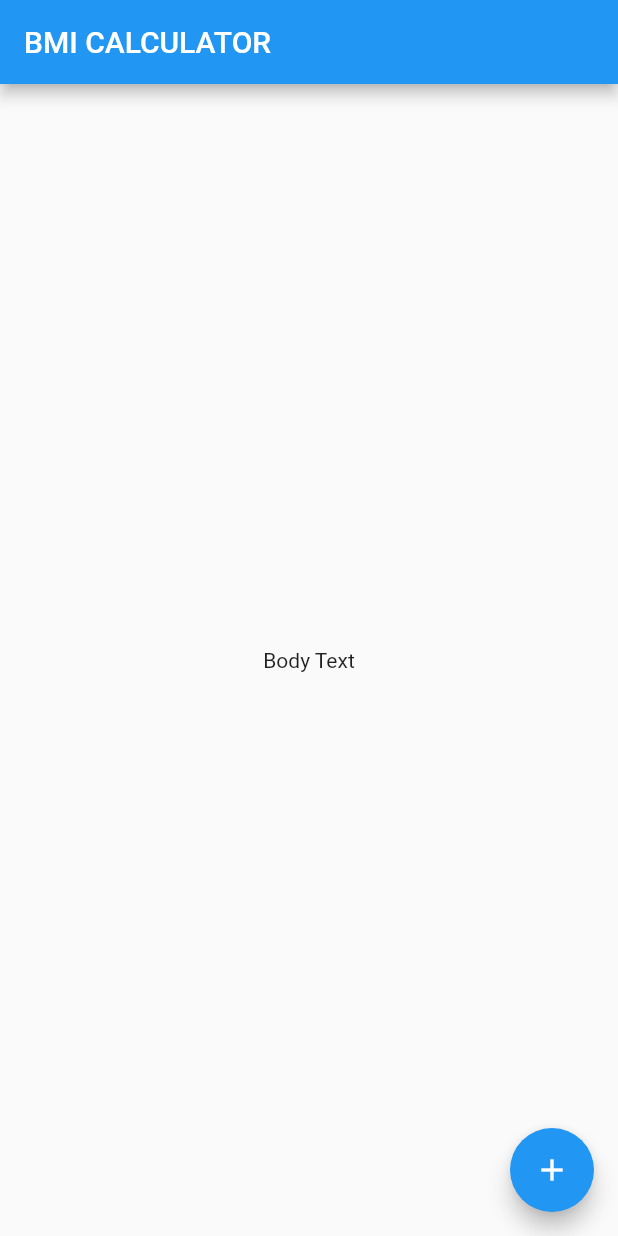
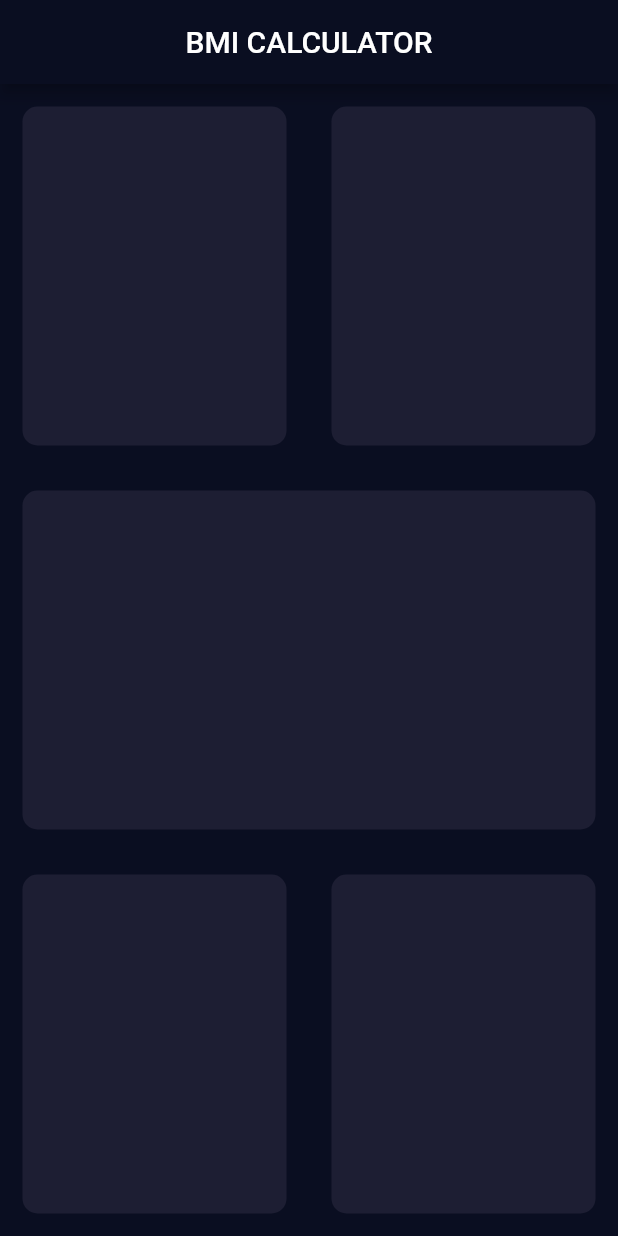
Before and after one commit to adesiyan-ifedayo/Flutter-Starter-Project, a Flutter app: the screen it shows after launch, on a phone screen of 412 x 824 dp. Run offline on Flutter 3.47's test engine with Material 2 defaults, Android fonts, the phone set to English and light mode, and no system bars; our stand-ins replace audioplayers, rflutter_alert.

Commit message:
g_bmi_calculator_05 - Refactor reusablecard widget

```diff
--- /dev/null
+++ b/g_bmi_calculator_05/lib/input_page.dart
@@ -0,0 +1,59 @@
+import 'package:flutter/material.dart';
+
+class InputPage extends StatefulWidget {
+  @override
+  _InputPageState createState() => _InputPageState();
+}
+
+class _InputPageState extends State<InputPage> {
+  @override
+  Widget build(BuildContext context) {
+    return Scaffold(
+      appBar: AppBar(
+        title: Center(child: Text('BMI CALCULATOR')),
+      ),
+      body: Column(
+        children: <Widget>[
+          Expanded(
+            child: Row(
+              children: <Widget>[
+                Expanded(child: ReusableCard(colour: Color(0XFF1D1E33)),
+                ),
+                Expanded(child: ReusableCard(colour: Color(0XFF1D1E33),),
+                )
+              ],
+            )
+          ),
+          Expanded(child: ReusableCard(colour: Color(0XFF1D1E33))),
+          Expanded(
+              child: Row(
+                children: <Widget>[
+                  Expanded(child: ReusableCard(colour: Color(0XFF1D1E33)),
+                  ),
+                  Expanded(child: ReusableCard(colour: Color(0XFF1D1E33)),)
+                ],
+              )
+          ),
+        ],
+      ),
+    );
+  }
+}
+
+class ReusableCard extends StatelessWidget {
+
+  ReusableCard({@required this.colour});
+
+  final Color colour;
+
+  @override
+  Widget build(BuildContext context) {
+    return Container(
+        margin: EdgeInsets.all(15.0),
+        decoration: BoxDecoration(
+          borderRadius: BorderRadius.circular(10.0),
+          color: colour,
+        )
+    );
+  }
+}
--- a/g_bmi_calculator_05/lib/main.dart
+++ b/g_bmi_calculator_05/lib/main.dart
@@ -1,4 +1,5 @@
 import 'package:flutter/material.dart';
+import 'input_page.dart';
 
 void main() => runApp(BMICalculator());
 
@@ -6,29 +7,15 @@ class BMICalculator extends StatelessWidget {
   @override
   Widget build(BuildContext context) {
     return MaterialApp(
+      theme: ThemeData.dark().copyWith(
+
+        primaryColor: Color(0XFF0A0E21),
+        scaffoldBackgroundColor: Color(0XFF0A0E21),
+        accentColor: Colors.purple,
+        textTheme: TextTheme(body1: TextStyle(color: Colors.white),),
+
+      ),
       home: InputPage(),
     );
   }
 }
-
-class InputPage extends StatefulWidget {
-  @override
-  _InputPageState createState() => _InputPageState();
-}
-
-class _InputPageState extends State<InputPage> {
-  @override
-  Widget build(BuildContext context) {
-    return Scaffold(
-      appBar: AppBar(
-        title: Text('BMI CALCULATOR'),
-      ),
-      body: Center(
-        child: Text('Body Text'),
-      ),
-      floatingActionButton: FloatingActionButton(
-        child: Icon(Icons.add),
-      ),
-    );
-  }
-}
--- a/g_bmi_calculator_05/pubspec.yaml
+++ b/g_bmi_calculator_05/pubspec.yaml
@@ -11,6 +11,7 @@ dependencies:
     sdk: flutter
 
   cupertino_icons: ^0.1.2
+ # font_awesome_flutter: ^8.4.0
 
 dev_dependencies:
   flutter_test:
```
Also changed, not shown: 3 other files.
